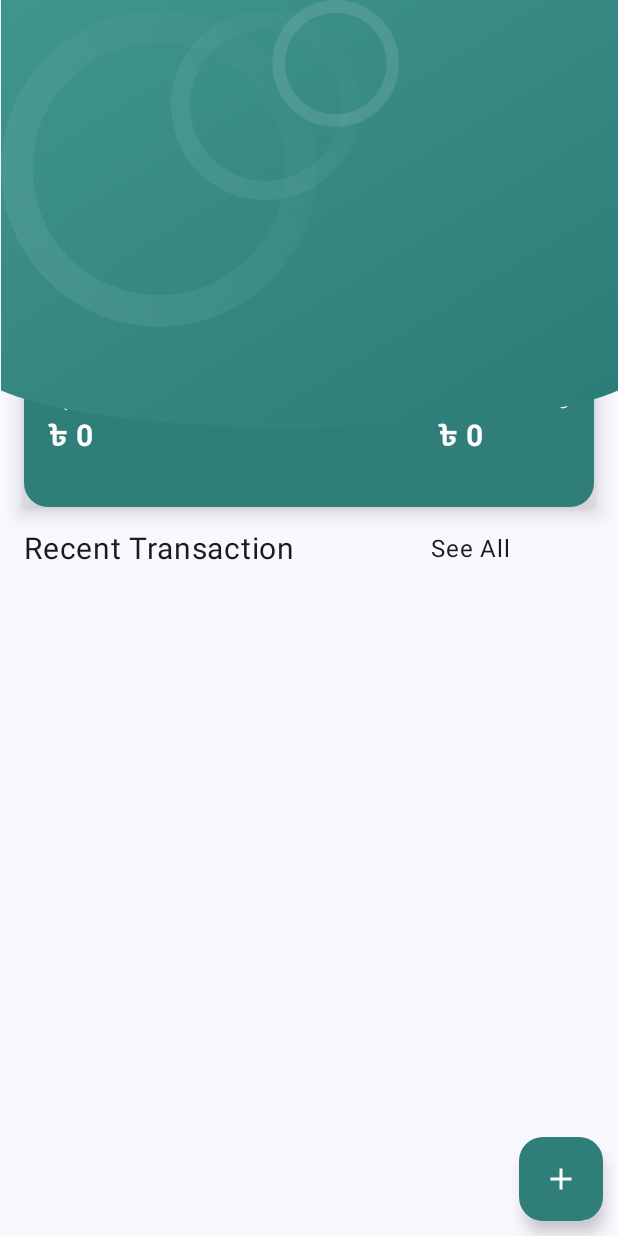
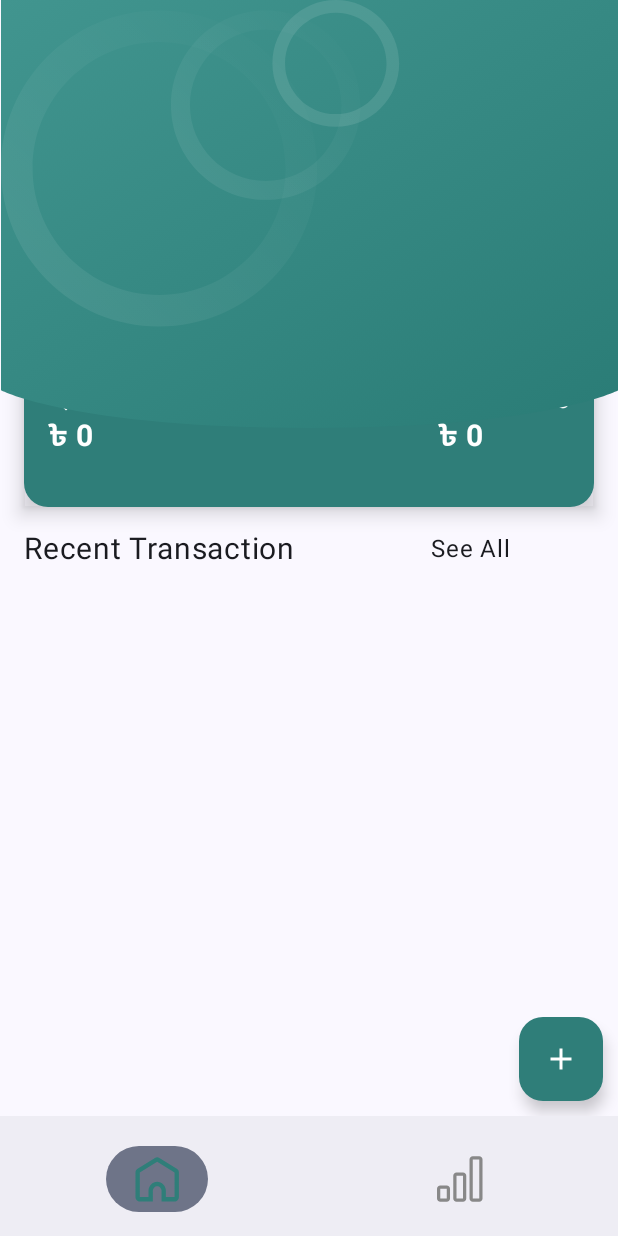
Before and after one commit to nahid1126/Expense-Tracker, an Android app built with Jetpack Compose: the screen it shows after launch (MainActivity), on a phone screen of 412 x 824 dp. Run offline under Robolectric (Android 15) with nearby library versions, the phone set to English and light mode, and no system bars; our stand-ins replace Room's generated code, constraintlayout-compose.

Commit message:
bottomNavigationBar added

```diff
--- a/app/build.gradle.kts
+++ b/app/build.gradle.kts
@@ -78,4 +78,5 @@ dependencies {
     implementation(libs.room.runtime)
     kapt(libs.kapt.room)
     implementation(libs.navigation)
+    implementation(libs.mp.chart)
 }
--- a/app/src/main/java/com/nahid/expensetracker/screens/NavHostScreen.kt
+++ b/app/src/main/java/com/nahid/expensetracker/screens/NavHostScreen.kt
@@ -1,19 +1,94 @@
 package com.nahid.expensetracker.screens
 
+import androidx.compose.animation.AnimatedVisibility
+import androidx.compose.foundation.layout.padding
+import androidx.compose.material3.BottomAppBar
+import androidx.compose.material3.Icon
+import androidx.compose.material3.NavigationBarItem
+import androidx.compose.material3.NavigationBarItemDefaults
+import androidx.compose.material3.Scaffold
 import androidx.compose.runtime.Composable
+import androidx.compose.runtime.getValue
+import androidx.compose.runtime.mutableStateOf
+import androidx.compose.runtime.remember
+import androidx.compose.runtime.setValue
+import androidx.compose.ui.Modifier
+import androidx.compose.ui.graphics.Color
+import androidx.compose.ui.res.painterResource
+import androidx.navigation.NavController
 import androidx.navigation.compose.NavHost
 import androidx.navigation.compose.composable
+import androidx.navigation.compose.currentBackStackEntryAsState
 import androidx.navigation.compose.rememberNavController
+import com.nahid.expensetracker.R
+import com.nahid.expensetracker.ui.theme.Zinc
 
 @Composable
 fun NavHostScreen() {
     val rememberNavController = rememberNavController()
-    NavHost(navController = rememberNavController, startDestination = "/home") {
-        composable(route = "/home") {
-            HomeScreen(rememberNavController)
+    var bottomBarVisibility by remember { mutableStateOf(true) }
+    Scaffold(bottomBar = {
+        AnimatedVisibility(visible = bottomBarVisibility){
+            BottomNavigationBar(
+                navController = rememberNavController,
+                items = listOf(
+                    NavItem(route = "/home", icon = R.drawable.home),
+                    NavItem(route = "/stats", icon = R.drawable.stats)
+                )
+            )
         }
-        composable(route = "/add") {
-            AddExpenseScreen(rememberNavController)
+    }) {
+        NavHost(
+            navController = rememberNavController,
+            startDestination = "/home",
+            modifier = Modifier.padding(it)
+        ) {
+            composable(route = "/home") {
+                bottomBarVisibility = true
+                HomeScreen(rememberNavController)
+            }
+            composable(route = "/add") {
+                bottomBarVisibility = false
+                AddExpenseScreen(rememberNavController)
+            }
+            composable(route = "/stats") {
+                bottomBarVisibility = true
+                StatsScreen(rememberNavController)
+            }
+        }
+    }
+
+}
+
+data class NavItem(val route: String, val icon: Int)
+
+@Composable
+fun BottomNavigationBar(navController: NavController, items: List<NavItem>) {
+    val navBackStackEntry = navController.currentBackStackEntryAsState()
+    val currentRoute = navBackStackEntry.value?.destination?.route
+
+    BottomAppBar {
+        items.forEach {
+            NavigationBarItem(
+                selected = currentRoute == it.route,
+                onClick = {
+                    navController.navigate(it.route) {
+                        popUpTo(navController.graph.startDestinationId) {
+                            saveState = true
+                        }
+                        launchSingleTop = true
+                        restoreState = true
+                    }
+                },
+                icon = { Icon(painter = painterResource(id = it.icon), contentDescription = null) },
+                alwaysShowLabel = false,
+                colors = NavigationBarItemDefaults.colors(
+                    selectedIconColor = Zinc,
+                    selectedTextColor = Zinc,
+                    unselectedIconColor = Color.Gray,
+                    unselectedTextColor = Color.Gray
+                )
+            )
         }
     }
 }
--- /dev/null
+++ b/app/src/main/res/drawable/home.xml
@@ -0,0 +1,9 @@
+<vector xmlns:android="http://schemas.android.com/apk/res/android"
+    android:width="36dp"
+    android:height="36dp"
+    android:viewportWidth="36"
+    android:viewportHeight="36">
+  <path
+      android:pathData="M29.708,30V13.698L18.125,6.498L6.542,13.698V30H12.333V25.875C12.333,24.284 12.943,22.758 14.03,21.632C15.116,20.507 16.589,19.875 18.125,19.875C19.661,19.875 21.134,20.507 22.22,21.632C23.306,22.758 23.917,24.284 23.917,25.875V30H29.708ZM21.021,33V25.875C21.021,25.079 20.716,24.316 20.173,23.754C19.63,23.191 18.893,22.875 18.125,22.875C17.357,22.875 16.62,23.191 16.077,23.754C15.534,24.316 15.229,25.079 15.229,25.875V33H6.542C5.774,33 5.037,32.684 4.494,32.121C3.951,31.559 3.646,30.796 3.646,30V13.698C3.646,13.18 3.775,12.671 4.022,12.22C4.268,11.769 4.623,11.392 5.052,11.125L16.635,3.926C17.085,3.646 17.6,3.498 18.125,3.498C18.65,3.498 19.165,3.646 19.615,3.926L31.198,11.125C31.627,11.392 31.982,11.769 32.228,12.22C32.475,12.671 32.604,13.18 32.604,13.698V30C32.604,30.796 32.299,31.559 31.756,32.121C31.213,32.684 30.476,33 29.708,33H21.021Z"
+      android:fillColor="#AAAAAA"/>
+</vector>
--- /dev/null
+++ b/app/src/main/res/drawable/stats.xml
@@ -0,0 +1,5 @@
+<vector xmlns:android="http://schemas.android.com/apk/res/android" android:height="34.971428dp" android:viewportHeight="34" android:viewportWidth="35" android:width="36dp">
+
+    <path android:fillColor="#AAAAAA" android:fillType="evenOdd" android:pathData="M9,23.375H4.75V29.75H9V23.375ZM19.625,14.875H15.375V29.75H19.625V14.875ZM30.25,4.25H26V29.75H30.25V4.25ZM26,2.125C25.436,2.125 24.896,2.349 24.497,2.747C24.099,3.146 23.875,3.686 23.875,4.25V29.75C23.875,30.314 24.099,30.854 24.497,31.253C24.896,31.651 25.436,31.875 26,31.875H30.25C30.814,31.875 31.354,31.651 31.753,31.253C32.151,30.854 32.375,30.314 32.375,29.75V4.25C32.375,3.686 32.151,3.146 31.753,2.747C31.354,2.349 30.814,2.125 30.25,2.125H26ZM13.25,14.875C13.25,14.311 13.474,13.771 13.872,13.372C14.271,12.974 14.811,12.75 15.375,12.75H19.625C20.189,12.75 20.729,12.974 21.128,13.372C21.526,13.771 21.75,14.311 21.75,14.875V29.75C21.75,30.314 21.526,30.854 21.128,31.253C20.729,31.651 20.189,31.875 19.625,31.875H15.375C14.811,31.875 14.271,31.651 13.872,31.253C13.474,30.854 13.25,30.314 13.25,29.75V14.875ZM2.625,23.375C2.625,22.811 2.849,22.271 3.247,21.872C3.646,21.474 4.186,21.25 4.75,21.25H9C9.564,21.25 10.104,21.474 10.503,21.872C10.901,22.271 11.125,22.811 11.125,23.375V29.75C11.125,30.314 10.901,30.854 10.503,31.253C10.104,31.651 9.564,31.875 9,31.875H4.75C4.186,31.875 3.646,31.651 3.247,31.253C2.849,30.854 2.625,30.314 2.625,29.75V23.375Z"/>
+
+</vector>
```
Also changed, not shown: app/src/main/java/com/nahid/expensetracker/screens/StatsScreen.kt (added, +75 -0 lines), app/src/main/java/com/nahid/expensetracker/view_model/StatsViewModel.kt (added, +26 -0 lines).
